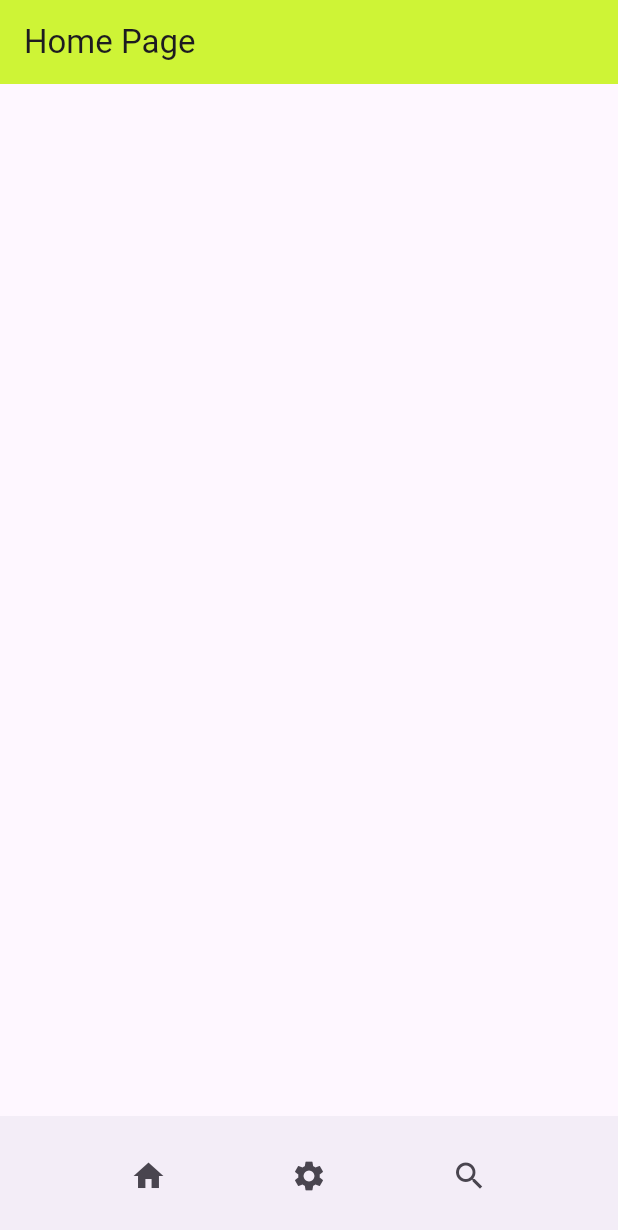
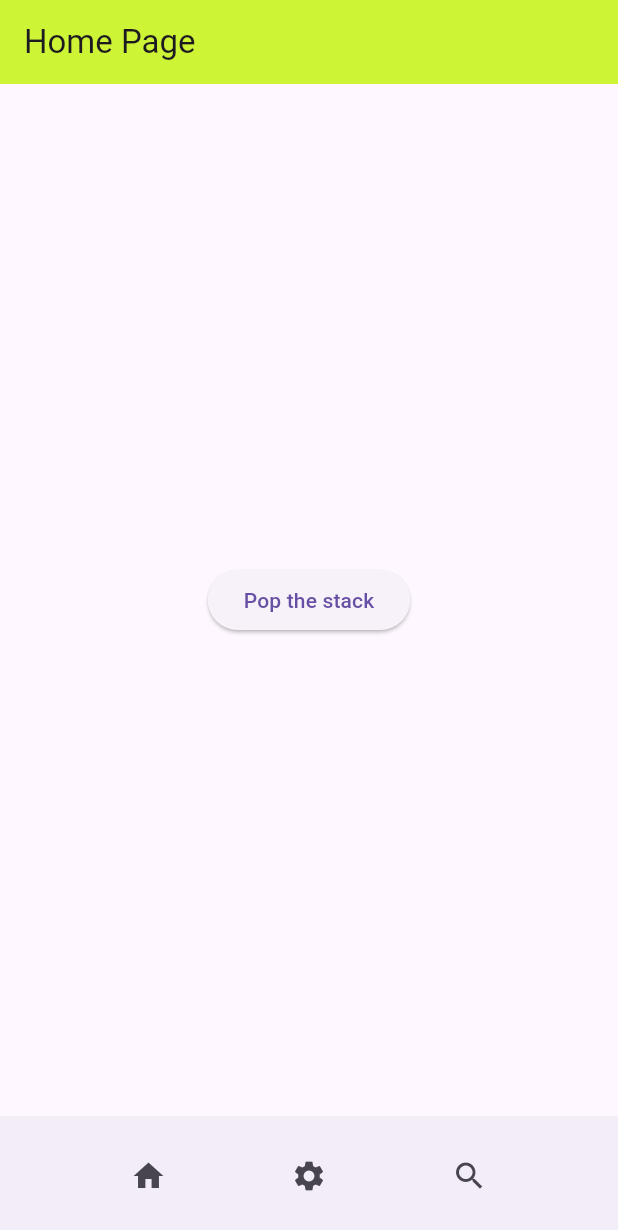
Before and after one commit to mvtalan/flutter_navigation, a Flutter app: the screen it shows after launch, on a phone screen of 412 x 824 dp. Shown: the top 1230 px of the screen. Run offline on Flutter 3.47's test engine with Material 3 defaults, Android fonts, the phone set to English and light mode, and no system bars.

Commit message:
with pop

```diff
--- a/lib/main.dart
+++ b/lib/main.dart
@@ -30,6 +30,14 @@ class HomePage extends StatelessWidget {
       appBar: AppBar(
         backgroundColor: Color.fromARGB(255, 206, 244, 54),
         title: Text('Home Page'),
+    ),
+    body: Center(
+      child: ElevatedButton(
+        onPressed: () {
+          Navigator.of(context).pop();
+        },
+        child: Text('Pop the stack'),
+        ),
     ),
     bottomNavigationBar: BottomAppBar(
       child: Row(
```
